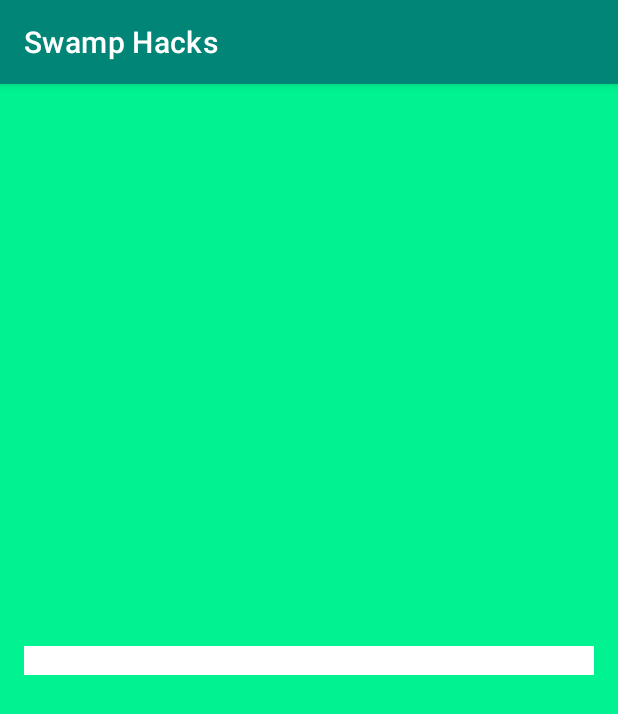
After one commit to emeruvia/SwampHacks, an Android app: the DataActivity screen opened directly, with no data from a screen before it, on a phone screen of 412 x 824 dp. The commit adds this screen. Shown: the top 714 px of the screen. Run offline under Robolectric (Android 15) with nearby library versions, the phone set to English and light mode, and no system bars.

Commit message:
MVP ready

```diff
--- a/android-app/app/src/main/AndroidManifest.xml
+++ b/android-app/app/src/main/AndroidManifest.xml
@@ -18,6 +18,8 @@
         android:supportsRtl="true"
         android:theme="@style/AppTheme"
         tools:ignore="GoogleAppIndexingWarning">
+        <activity android:name=".DataActivity">
+        </activity>
         <activity android:name=".PhotoActivity">
         </activity>
         <activity android:name=".MainActivity">
--- /dev/null
+++ b/android-app/app/src/main/java/com/swamphacks/DataActivity.java
@@ -0,0 +1,22 @@
+package com.swamphacks;
+
+import android.content.Intent;
+import android.support.v7.app.AppCompatActivity;
+import android.os.Bundle;
+import android.widget.TextView;
+
+public class DataActivity extends AppCompatActivity {
+
+  @Override
+  protected void onCreate(Bundle savedInstanceState) {
+    super.onCreate(savedInstanceState);
+    setContentView(R.layout.activity_data);
+    Bundle extras = getIntent().getExtras();
+    if (extras == null) {
+      return;
+    }
+    String resultExtra = (String) extras.get("result");
+    TextView resultTv = findViewById(R.id.result_tv);
+    resultTv.setText(resultExtra);
+  }
+}
--- /dev/null
+++ b/android-app/app/src/main/res/layout/activity_data.xml
@@ -0,0 +1,28 @@
+<?xml version="1.0" encoding="utf-8"?>
+<android.support.constraint.ConstraintLayout
+    xmlns:android="http://schemas.android.com/apk/res/android"
+    xmlns:app="http://schemas.android.com/apk/res-auto"
+    xmlns:tools="http://schemas.android.com/tools"
+    android:layout_width="match_parent"
+    android:layout_height="match_parent"
+    android:background="#00f390"
+    tools:context=".DataActivity"
+    >
+
+  <TextView
+      android:id="@+id/result_tv"
+      android:layout_width="match_parent"
+      android:layout_height="wrap_content"
+      app:layout_constraintTop_toTopOf="parent"
+      app:layout_constraintBottom_toBottomOf="parent"
+      app:layout_constraintStart_toStartOf="parent"
+      app:layout_constraintEnd_toEndOf="parent"
+      android:background="#ffffff"
+      android:paddingStart="16dp"
+      android:paddingEnd="16dp"
+      android:layout_marginStart="16dp"
+      android:layout_marginEnd="16dp"
+      />
+
+
+</android.support.constraint.ConstraintLayout>
--- a/android-app/app/src/main/res/layout/activity_photo.xml
+++ b/android-app/app/src/main/res/layout/activity_photo.xml
@@ -6,7 +6,6 @@
     android:layout_width="match_parent"
     android:layout_height="match_parent"
     android:background="#00f390"
-
     tools:context=".PhotoActivity"
     >
 
@@ -38,7 +37,7 @@
       android:id="@+id/analyze_btn"
       android:layout_width="wrap_content"
       android:layout_height="wrap_content"
-      android:onClick="analyzeButton"
+      android:visibility="gone"
       android:paddingTop="24dp"
       android:text="@string/analyze_btn"
       app:icon="@drawable/ic_storage"
```
Also changed, not shown: android-app/app/src/main/java/com/swamphacks/PhotoActivity.kt (+20 -10 lines), android-app/app/src/main/java/com/swamphacks/TakePhotoActivity.java (deleted, +0 -89 lines), android-app/app/src/main/res/layout/activity_take_photo.xml (deleted, +0 -10 lines), android-app/app/build.gradle (indentation only). Lines whose indentation alone changed are shown as unchanged.
